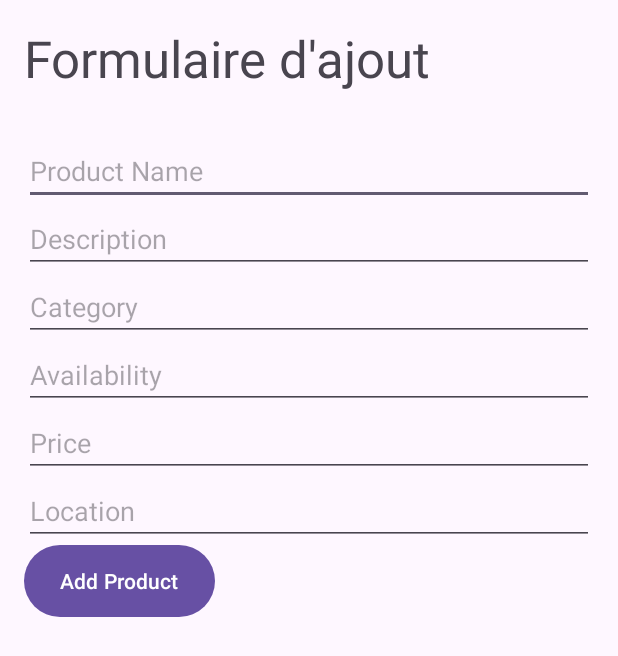
After one commit to iir-projets/Online-Booking-Service, an Android app: the FormulairActivity screen opened directly, with no data from a screen before it, on a phone screen of 412 x 824 dp. The commit adds this screen. Shown: the top 656 px of the screen. Run offline under Robolectric (Android 15) with nearby library versions, the phone set to English and light mode, and no system bars; our stand-ins replace Volley.

Commit message:
ajout de linterface d'ajout des produit creation du du formulair et son adapter implementation du api pour ajouté un produit modification dans l'utilisation de la methode de suppression ajout des exception

```diff
--- a/Online-Booking-Service/Android/ProjectServices/app/src/main/AndroidManifest.xml
+++ b/Online-Booking-Service/Android/ProjectServices/app/src/main/AndroidManifest.xml
@@ -15,6 +15,9 @@
         android:theme="@style/Theme.ProjectServices"
         android:usesCleartextTraffic="true"
         tools:targetApi="31">
+        <activity
+            android:name=".FormulairActivity"
+            android:exported="false" />
         <activity
             android:name=".ProductAdminActivity"
             android:exported="false" />
--- /dev/null
+++ b/Online-Booking-Service/Android/ProjectServices/app/src/main/java/com/example/projectservices/FormulairActivity.java
@@ -0,0 +1,118 @@
+package com.example.projectservices;
+
+import android.content.Context;
+import android.content.Intent;
+import android.content.SharedPreferences;
+import android.os.Bundle;
+import android.util.Log;
+import android.view.View;
+import android.widget.Button;
+import android.widget.EditText;
+import android.widget.Toast;
+
+import androidx.annotation.Nullable;
+import androidx.appcompat.app.AppCompatActivity;
+
+import com.android.volley.Request;
+import com.android.volley.RequestQueue;
+import com.android.volley.VolleyError;
+import com.android.volley.toolbox.JsonObjectRequest;
+import com.android.volley.toolbox.Volley;
+import com.google.gson.Gson;
+
+import org.json.JSONException;
+import org.json.JSONObject;
+
+public class FormulairActivity extends AppCompatActivity {
+
+    private EditText editTextProductName, editTextDescription, editTextCategory,
+            editTextAvailability, editTextPrice, editTextLocation;
+    private Button buttonAddProduct;
+    private String token;
+
+    @Override
+    protected void onCreate(@Nullable Bundle savedInstanceState) {
+        super.onCreate(savedInstanceState);
+        setContentView(R.layout.activity_formulair);
+
+        // Initialize views
+        editTextProductName = findViewById(R.id.editTextProductName);
+        editTextDescription = findViewById(R.id.editTextDescription);
+        editTextCategory = findViewById(R.id.editTextCategory);
+        editTextAvailability = findViewById(R.id.editTextAvailability);
+        editTextPrice = findViewById(R.id.editTextPrice);
+        editTextLocation = findViewById(R.id.editTextLocation);
+        buttonAddProduct = findViewById(R.id.buttonAddProduct);
+
+        // Get token from SharedPreferences
+        token = getToken();
+
+        // Set click listener for add product button
+        buttonAddProduct.setOnClickListener(v -> addProduct());
+    }
+
+    private void addProduct() {
+        // Get input values
+        String productName = editTextProductName.getText().toString().trim();
+        String description = editTextDescription.getText().toString().trim();
+        String category = editTextCategory.getText().toString().trim();
+        String availability = editTextAvailability.getText().toString().trim();
+        int price = Integer.parseInt(editTextPrice.getText().toString().trim());
+        String location = editTextLocation.getText().toString().trim();
+
+        // Check if any field is empty
+        if (productName.isEmpty() || description.isEmpty() || category.isEmpty() ||
+                availability.isEmpty() || location.isEmpty()) {
+            Toast.makeText(this, "Please fill in all fields", Toast.LENGTH_SHORT).show();
+            return;
+        }
+
+        // Create Product object
+        Product product = new Product( productName, description, category, availability, location, price);
+
+        // Call method to add product
+        addProductToAPI(product);
+    }
+
+    private void addProductToAPI(Product product) {
+        // Call your API to add the product
+        String url = "http://10.0.2.2:9085/services/add?token=" + token;
+        Log.d("FormulairActivity","token 1111 : "+ token);
+
+        JSONObject requestBody = new JSONObject();
+        try {
+            requestBody.put("name", product.getName());
+            requestBody.put("description", product.getDescription());
+            requestBody.put("category", product.getCategory());
+            requestBody.put("availability", product.getAvailability());
+            requestBody.put("price", product.getPrice());
+            requestBody.put("location", product.getLocation());
+        } catch (JSONException e) {
+            e.printStackTrace();
+        }
+
+        JsonObjectRequest jsonObjectRequest = new JsonObjectRequest(Request.Method.POST, url, requestBody,
+                response -> {
+                    // Handle successful addition
+                    Toast.makeText(this, "Product added successfully", Toast.LENGTH_SHORT).show();
+                    // Redirect to ProductAdminActivity
+                    Intent intent = new Intent(FormulairActivity.this, ProductAdminActivity.class);
+                    startActivity(intent);
+                    // Finish the current activity
+                    finish();
+                },
+                error -> {
+                    // Handle error
+                    Toast.makeText(this, "Failed to add product: " + error.getMessage(), Toast.LENGTH_LONG).show();
+                });
+
+        RequestQueue queue = Volley.newRequestQueue(this);
+        queue.add(jsonObjectRequest);
+    }
+
+    // Method to get the token from SharedPreferences
+    private String getToken() {
+        SharedPreferences sharedPref = getSharedPreferences("myPrefs", Context.MODE_PRIVATE);
+        return sharedPref.getString("token", "");
+    }
+}
--- a/Online-Booking-Service/Android/ProjectServices/app/src/main/java/com/example/projectservices/Product.java
+++ b/Online-Booking-Service/Android/ProjectServices/app/src/main/java/com/example/projectservices/Product.java
@@ -10,7 +10,7 @@ public class Product {
     private int price;
 
 
-    public Product(long id, String name, String description, String category, String availability, String location, int price) {
+    public Product(String name, String description, String category, String availability, String location, int price) {
         this.id = id;
         this.name = name;
         this.description = description;
--- a/Online-Booking-Service/Android/ProjectServices/app/src/main/java/com/example/projectservices/ProductActivity.java
+++ b/Online-Booking-Service/Android/ProjectServices/app/src/main/java/com/example/projectservices/ProductActivity.java
@@ -6,7 +6,6 @@ import android.content.SharedPreferences;
 import android.net.Uri;
 import android.os.Bundle;
 import android.util.Log;
-import android.view.View;
 import android.widget.Button;
 import android.widget.Toast;
 import androidx.appcompat.app.AppCompatActivity;
@@ -22,7 +21,6 @@ import org.json.JSONArray;
 import org.json.JSONException;
 import org.json.JSONObject;
 
-import java.nio.charset.StandardCharsets;
 import java.util.ArrayList;
 import java.util.List;
 
@@ -102,7 +100,7 @@ public class ProductActivity extends AppCompatActivity {
                     String location = productObj.getString("location");
                     int price = productObj.getInt("price");
 
-                    Product product = new Product(id, name, description, category, availability, location, price);
+                    Product product = new Product(name, description, category, availability, location, price);
                     productList.add(product);
                 }
                 adapter.notifyDataSetChanged();
--- a/Online-Booking-Service/Android/ProjectServices/app/src/main/java/com/example/projectservices/ProductAdminAdapter.java
+++ b/Online-Booking-Service/Android/ProjectServices/app/src/main/java/com/example/projectservices/ProductAdminAdapter.java
@@ -65,7 +65,7 @@ public class ProductAdminAdapter extends RecyclerView.Adapter<ProductAdminAdapte
 
         holder.btnDelete.setOnClickListener(view -> {
 
-            ((ProductAdminActivity) context).deleteProduct(product); });
+            showDeleteConfirmationDialog(product); });
     }
 
     @Override
--- /dev/null
+++ b/Online-Booking-Service/Android/ProjectServices/app/src/main/res/layout/activity_formulair.xml
@@ -0,0 +1,58 @@
+<?xml version="1.0" encoding="utf-8"?>
+<LinearLayout xmlns:android="http://schemas.android.com/apk/res/android"
+    android:layout_width="match_parent"
+    android:layout_height="match_parent"
+    android:orientation="vertical"
+    android:padding="16dp">
+
+    <TextView
+        android:id="@+id/textView5"
+        android:layout_width="393dp"
+        android:layout_height="75dp"
+        android:text="Formulaire d'ajout"
+        android:textSize="34sp" />
+
+    <EditText
+        android:id="@+id/editTextProductName"
+        android:layout_width="match_parent"
+        android:layout_height="wrap_content"
+        android:hint="Product Name" />
+
+    <EditText
+        android:id="@+id/editTextDescription"
+        android:layout_width="match_parent"
+        android:layout_height="wrap_content"
+        android:hint="Description" />
+
+    <EditText
+        android:id="@+id/editTextCategory"
+        android:layout_width="match_parent"
+        android:layout_height="wrap_content"
+        android:hint="Category" />
+
+    <EditText
+        android:id="@+id/editTextAvailability"
+        android:layout_width="match_parent"
+        android:layout_height="wrap_content"
+        android:hint="Availability" />
+
+    <EditText
+        android:id="@+id/editTextPrice"
+        android:layout_width="match_parent"
+        android:layout_height="wrap_content"
+        android:hint="Price" />
+
+    <EditText
+        android:id="@+id/editTextLocation"
+        android:layout_width="match_parent"
+        android:layout_height="wrap_content"
+        android:hint="Location" />
+
+    <Button
+        android:id="@+id/buttonAddProduct"
+        android:layout_width="wrap_content"
+        android:layout_height="wrap_content"
+        android:background="@drawable/btn_bg"
+        android:text="Add Product" />
+
+</LinearLayout>
--- a/Online-Booking-Service/Android/ProjectServices/app/src/main/res/layout/activity_product_admin.xml
+++ b/Online-Booking-Service/Android/ProjectServices/app/src/main/res/layout/activity_product_admin.xml
@@ -28,7 +28,7 @@
         app:layout_constraintEnd_toEndOf="parent"
         app:layout_constraintStart_toStartOf="parent"
         app:layout_constraintTop_toBottomOf="@id/addProductButton"
-        tools:listitem="@layout/item_product" />
+        />
 
 
 </androidx.constraintlayout.widget.ConstraintLayout>
```
Also changed, not shown: Online-Booking-Service/Android/ProjectServices/app/src/main/java/com/example/projectservices/ProductAdminActivity.java (+16 -11 lines).
